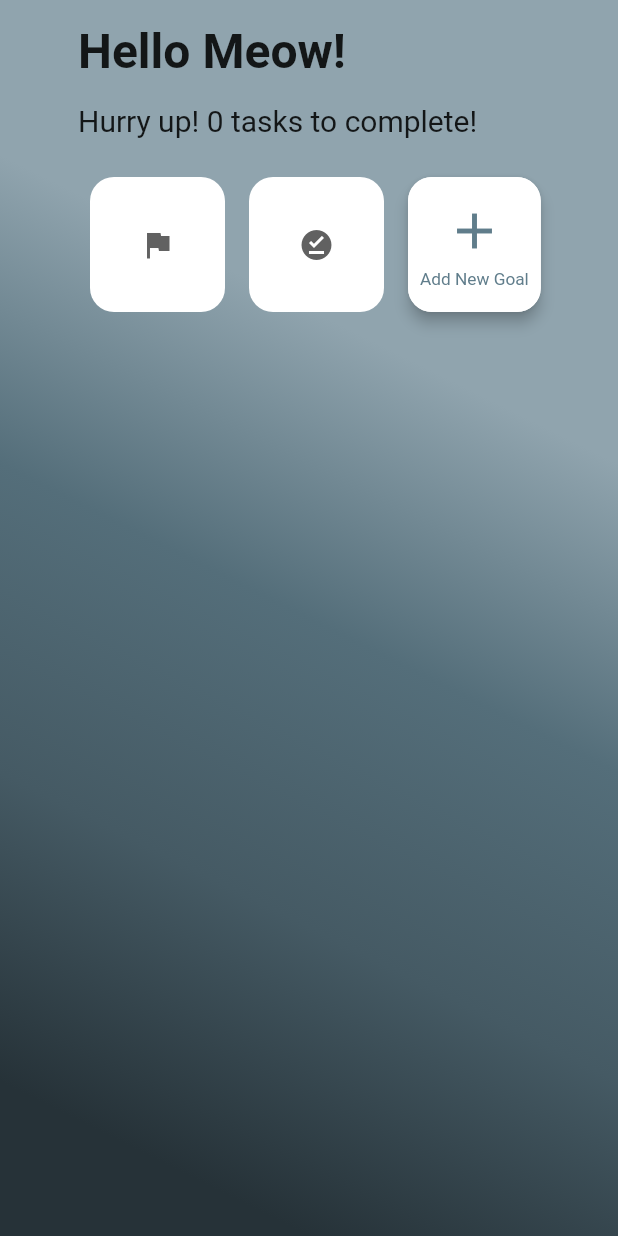
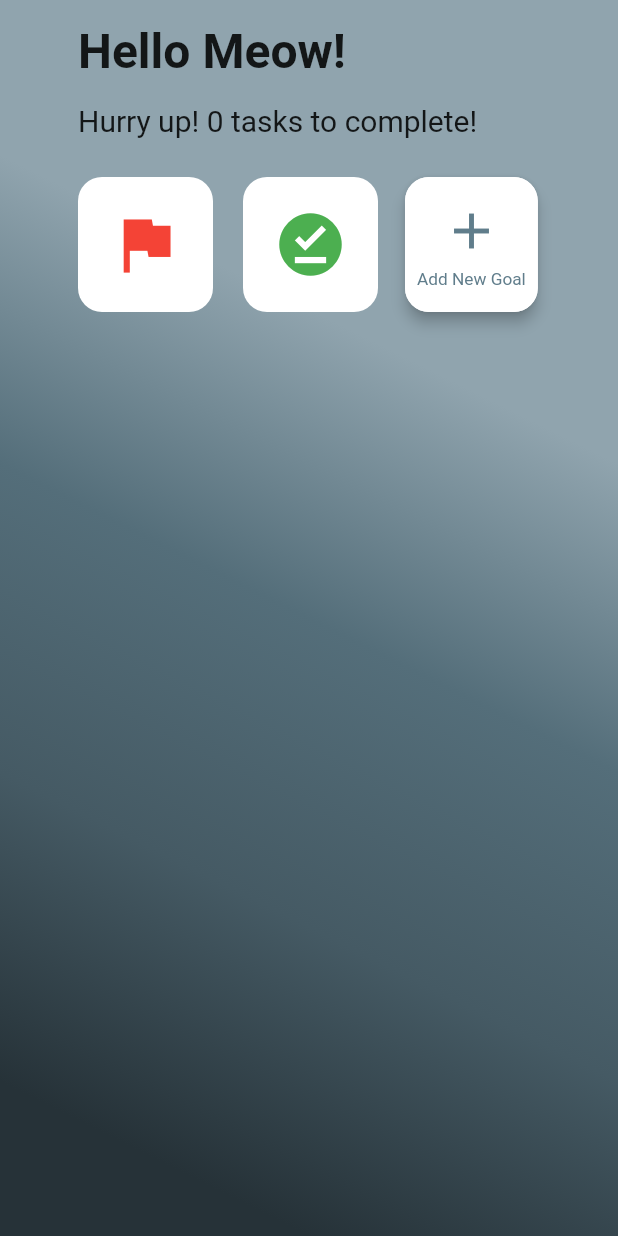
Before and after one commit to NTU-AY2020-DIP-Group-8/gogogoals, a Flutter app: the MyHomePage screen opened directly, on a phone screen of 412 x 824 dp. Run offline on Flutter 3.47's test engine with Material 2 defaults, Android fonts, the phone set to English and light mode, and no system bars; our stand-ins replace cloud_firestore, firebase_auth, firebase_core, flutter_colorpicker, flutter_slider_drawer, flutter_spinkit and 4 more; accounts and stored records are empty; generated files the repository leaves out were written again; statements that could not run were skipped.

Commit message:
main page layout

```diff
--- a/lib/pages/main/main_page.dart
+++ b/lib/pages/main/main_page.dart
@@ -210,13 +210,14 @@ class _MyHomePageState extends State<MyHomePage>
                                 ),
                                 height: 90,
                                 width: 90,
-                                margin: EdgeInsets.symmetric(
-                                    vertical: 16.0, horizontal: 8.0),
+                                margin: EdgeInsets.only(
+                                    top: 16.0, bottom: 16.0, right: 10.0),
 
                                 child: IconButton(
                                   icon: Icon(
                                     Icons.flag,
-                                    color: Colors.grey[700],
+                                    color: Colors.red,
+                                    size: 50.0,
                                   ),
                                   onPressed: () {
                                     setState(() {
@@ -244,11 +245,12 @@ class _MyHomePageState extends State<MyHomePage>
                                 height: 90,
                                 width: 90,
                                 margin: EdgeInsets.symmetric(
-                                    vertical: 16.0, horizontal: 8.0),
+                                    vertical: 16.0, horizontal: 10.0),
                                 child: IconButton(
                                   icon: Icon(
                                     Icons.offline_pin,
-                                    color: Colors.grey[700],
+                                    color: Colors.green,
+                                    size: 50.0,
                                   ),
                                   tooltip: 'Completed',
                                   onPressed: () {
@@ -281,10 +283,13 @@ class _MyHomePageState extends State<MyHomePage>
                           ],
                         ),
                       ),
-                      Flexible(
-                        fit: FlexFit.loose,
+                      Container(
+                        margin: EdgeInsets.symmetric(
+                            vertical: 10.0, horizontal: 32.0),
+                        height: 320,
+                        //fit: FlexFit.loose,
                         key: _backdropKey,
-                        flex: 1,
+                        //flex: 1,
                         child: NotificationListener<ScrollNotification>(
                           onNotification: (notification) {
                             if (notification is ScrollEndNotification) {
@@ -299,6 +304,7 @@ class _MyHomePageState extends State<MyHomePage>
                           },
                           child: PageView.builder(
                             controller: _pageController,
+                            scrollDirection: Axis.vertical,
                             itemBuilder: (BuildContext context, int index) {
                               if (index == _tasks.length) {
                                 // return AddPageCard(
@@ -322,7 +328,7 @@ class _MyHomePageState extends State<MyHomePage>
                         ),
                       ),
                       Container(
-                        margin: EdgeInsets.only(bottom: 24.0),
+                        margin: EdgeInsets.only(bottom: 16.0),
                       ),
                     ],
                   ),
```
